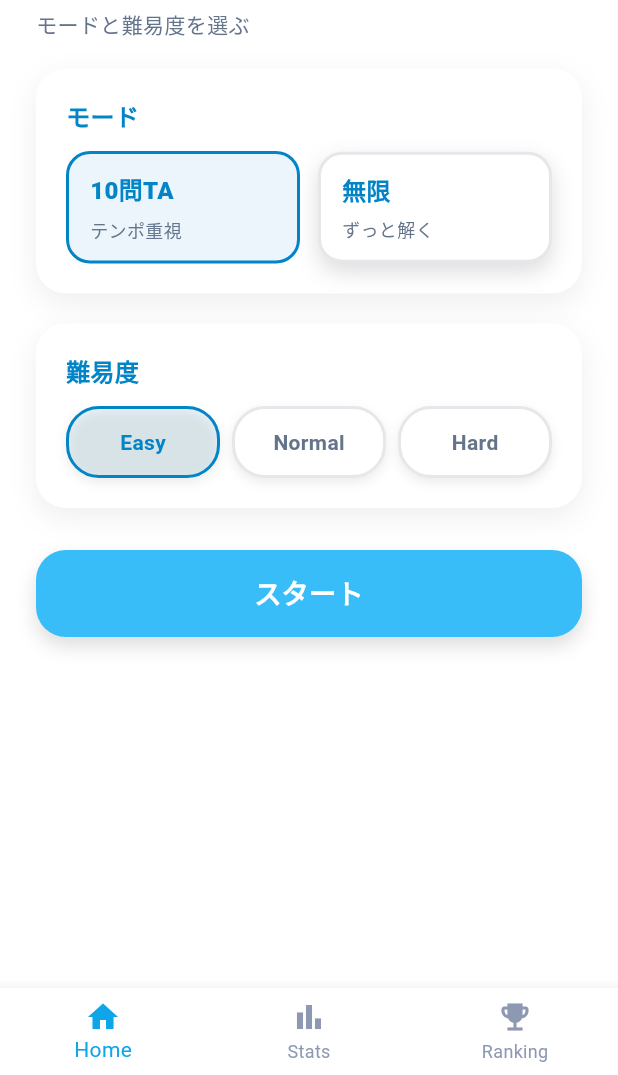
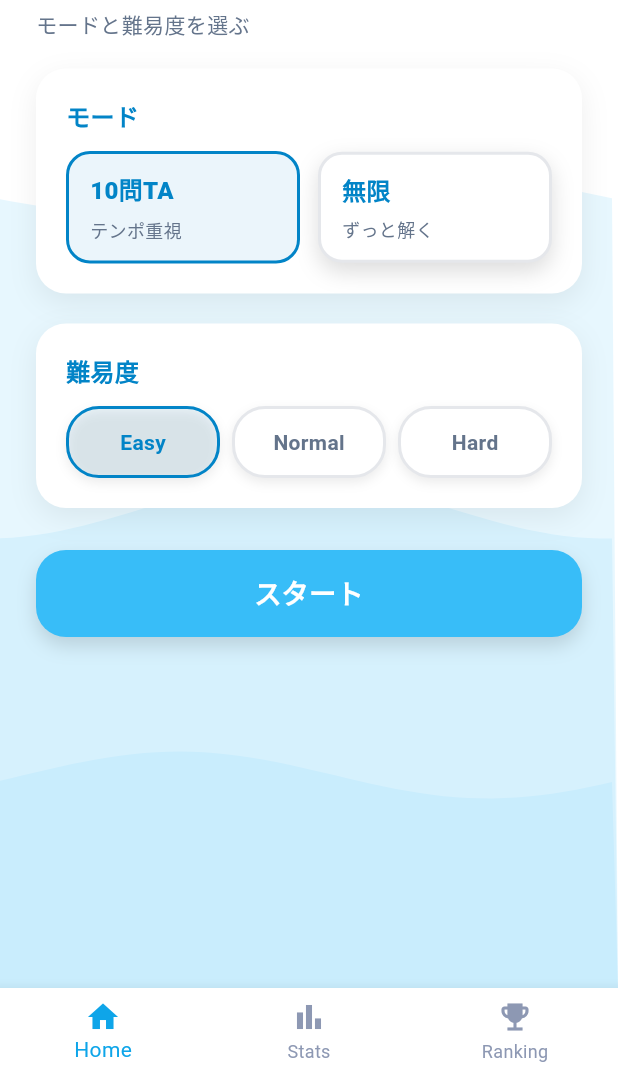
Before and after one commit to NiheiKeita/hitasura-information-app, a Flutter app: the screen it shows after launch, after a tap on "疑似コードの実行結果", on a phone screen of 412 x 824 dp, the part 161-1236 px from its top. Run offline on Flutter 3.47's test engine with Material 3 defaults, Android fonts, the phone set to English and light mode, and no system bars; our stand-ins replace flutter_dotenv, go_router, google_mobile_ads, shared_preferences; missing offline and left inert: widgetbook.

Commit message:
画像の調整

```diff
--- a/lib/features/calendar/presentation/calendar_presentation.dart
+++ b/lib/features/calendar/presentation/calendar_presentation.dart
@@ -2,6 +2,7 @@ import 'package:flutter/material.dart';
 
 import '../../../core/storage/stats_repository.dart';
 import '../../practice/domain/enums.dart';
+import '../../../widgets/wavy_background.dart';
 
 const _cBg = Color(0xFFFFFFFF);
 const _cMain = Color(0xFF0284C7);
@@ -55,6 +56,9 @@ class CalendarPresentation extends StatelessWidget {
                 ),
               ),
             ),
+          ),
+          const Positioned.fill(
+            child: WavyBackground(),
           ),
           ListView(
             padding: const EdgeInsets.symmetric(horizontal: 20, vertical: 16),
--- a/lib/features/home/presentation/home_presentation.dart
+++ b/lib/features/home/presentation/home_presentation.dart
@@ -1,13 +1,12 @@
 import 'package:flutter/material.dart';
 import 'package:flutter/services.dart';
 
-import '../../../widgets/bubbly_background.dart';
 import '../../../widgets/pressable_surface.dart';
+import '../../../widgets/wavy_background.dart';
 import '../../practice/domain/enums.dart';
 
 const _cBg = Color(0xFFFFFFFF);
 const _cMain = Color(0xFF0284C7);
-const _cAccent = Color(0xFF38BDF8);
 const _cGrayText = Color(0xFF64748B);
 const _cGrayBorder = Color(0xFFE5E7EB);
 
@@ -68,7 +67,9 @@ class HomePresentation extends StatelessWidget {
               ),
             ),
           ),
-          const Positioned.fill(child: BubblyBackground()),
+          const Positioned.fill(
+            child: WavyBackground(),
+          ),
           Positioned(
             top: -40,
             right: -30,
@@ -116,7 +117,7 @@ class HomePresentation extends StatelessWidget {
                         crossAxisAlignment: CrossAxisAlignment.start,
                         children: [
                           const Text(
-                            'ひたすら解く。ただそれだけ。',
+                            '考えずに、慣れろ。',
                             style: TextStyle(
                               fontSize: 20,
                               fontWeight: FontWeight.w800,
@@ -150,36 +151,41 @@ class HomePresentation extends StatelessWidget {
               _CategoryCard(
                 title: '疑似コードの実行結果',
                 description: '変数の最終値・出力を追う',
-                imagePath: 'assets/images/category/pseudocode.png',
+                imagePath: 'assets/images/code.png',
                 onTap: () => onSelectCategory(Category.pseudocodeExecution),
+                backgroundImagePath: 'assets/images/sand_bk.jpg',
               ),
               const SizedBox(height: 12),
               _CategoryCard(
                 title: 'if / for / while の処理追跡',
                 description: '分岐とループを読み解く',
-                imagePath: 'assets/images/category/control_flow.png',
+                imagePath: 'assets/images/loop.png',
                 onTap: () => onSelectCategory(Category.controlFlowTrace),
+                backgroundImagePath: 'assets/images/sand_bk.jpg',
               ),
               const SizedBox(height: 12),
               _CategoryCard(
                 title: '2進数→10進数',
                 description: '2進数を10進数に変換',
-                imagePath: 'assets/images/category/binary_bits.png',
+                imagePath: 'assets/images/2_to_10.png',
                 onTap: () => onSelectCategory(Category.binaryToDecimal),
+                backgroundImagePath: 'assets/images/sand_bk.jpg',
               ),
               const SizedBox(height: 12),
               _CategoryCard(
                 title: '10進数→2進数',
                 description: '10進数を2進数に変換',
-                imagePath: 'assets/images/category/binary_bits.png',
+                imagePath: 'assets/images/10_to_2.png',
                 onTap: () => onSelectCategory(Category.decimalToBinary),
+                backgroundImagePath: 'assets/images/sand_bk.jpg',
               ),
               const SizedBox(height: 12),
               _CategoryCard(
                 title: '2進数/10進数ミックス',
                 description: '変換がランダムに出題',
-                imagePath: 'assets/images/category/binary_bits.png',
+                imagePath: 'assets/images/2_and_10.png',
                 onTap: () => onSelectCategory(Category.binaryMixed),
+                backgroundImagePath: 'assets/images/sand_bk.jpg',
               ),
               const SizedBox(height: 32),
               Row(
@@ -214,12 +220,14 @@ class _CategoryCard extends StatelessWidget {
     required this.title,
     required this.description,
     this.imagePath,
+    this.backgroundImagePath,
     required this.onTap,
   });
 
   final String title;
   final String description;
   final String? imagePath;
+  final String? backgroundImagePath;
   final VoidCallback onTap;
 
   @override
@@ -232,6 +240,12 @@ class _CategoryCard extends StatelessWidget {
         color: _cBg,
         borderRadius: BorderRadius.circular(20),
         border: Border.all(color: _cGrayBorder),
+        image: backgroundImagePath != null
+            ? DecorationImage(
+                image: AssetImage(backgroundImagePath!),
+                fit: BoxFit.cover,
+              )
+            : null,
         boxShadow: [
           BoxShadow(
             color: const Color(0x14000000),
--- a/lib/features/intro/presentation/intro_presentation.dart
+++ b/lib/features/intro/presentation/intro_presentation.dart
@@ -1,5 +1,6 @@
 import 'package:flutter/material.dart';
 
+import '../../../widgets/wavy_background.dart';
 const _cBg = Color(0xFFFFFFFF);
 const _cMain = Color(0xFF0284C7);
 const _cGrayText = Color(0xFF64748B);
@@ -88,11 +89,18 @@ class IntroScaffold extends StatelessWidget {
         elevation: 0,
         surfaceTintColor: _cBg,
       ),
-      body: ListView.separated(
-        padding: const EdgeInsets.symmetric(horizontal: 24, vertical: 20),
-        itemCount: sections.length,
-        separatorBuilder: (_, __) => const SizedBox(height: 16),
-        itemBuilder: (_, index) => sections[index],
+      body: Stack(
+        children: [
+          const Positioned.fill(
+            child: WavyBackground(),
+          ),
+          ListView.separated(
+            padding: const EdgeInsets.symmetric(horizontal: 24, vertical: 20),
+            itemCount: sections.length,
+            separatorBuilder: (_, __) => const SizedBox(height: 16),
+            itemBuilder: (_, index) => sections[index],
+          ),
+        ],
       ),
     );
   }
--- a/lib/features/menu/presentation/menu_presentation.dart
+++ b/lib/features/menu/presentation/menu_presentation.dart
@@ -1,8 +1,8 @@
 import 'package:flutter/material.dart';
 import 'package:url_launcher/url_launcher.dart';
 
-import '../../../widgets/bubbly_background.dart';
 import '../../../widgets/pressable_surface.dart';
+import '../../../widgets/wavy_background.dart';
 
 const _cBg = Color(0xFFFFFFFF);
 const _cMain = Color(0xFF0284C7);
@@ -43,7 +43,7 @@ class MenuPresentation extends StatelessWidget {
       body: Stack(
         children: [
           const Positioned.fill(
-            child: BubblyBackground(),
+            child: WavyBackground(),
           ),
           ListView(
             padding: const EdgeInsets.symmetric(horizontal: 24, vertical: 20),
--- a/lib/features/mode_select/presentation/mode_select_presentation.dart
+++ b/lib/features/mode_select/presentation/mode_select_presentation.dart
@@ -2,6 +2,7 @@ import 'package:flutter/material.dart';
 
 import '../../practice/domain/enums.dart';
 import '../../../widgets/pressable_surface.dart';
+import '../../../widgets/wavy_background.dart';
 
 const _cBg = Color(0xFFFFFFFF);
 const _cMain = Color(0xFF0284C7);
@@ -44,7 +45,12 @@ class ModeSelectPresentation extends StatelessWidget {
         surfaceTintColor: _cBg,
         centerTitle: false,
       ),
-      body: ListView(
+      body: Stack(
+        children: [
+          const Positioned.fill(
+            child: WavyBackground(),
+          ),
+          ListView(
             padding: const EdgeInsets.symmetric(horizontal: 24, vertical: 20),
             children: [
               Text(
@@ -176,6 +182,8 @@ class ModeSelectPresentation extends StatelessWidget {
                 ),
               ),
               const SizedBox(height: 8),
+            ],
+          ),
         ],
       ),
     );
--- a/lib/features/practice/presentation/practice_presentation.dart
+++ b/lib/features/practice/presentation/practice_presentation.dart
@@ -5,6 +5,7 @@ import '../domain/answer_input.dart';
 import '../domain/enums.dart';
 import 'widgets/answer_fields.dart';
 import 'widgets/answer_keypad.dart';
+import '../../../widgets/wavy_background.dart';
 
 const _cBg = Color(0xFFFFFFFF);
 const _cMain = Color(0xFF0284C7);
@@ -122,6 +123,9 @@ class _PracticePresentationState extends State<PracticePresentation>
       ),
       body: Stack(
         children: [
+          const Positioned.fill(
+            child: WavyBackground(),
+          ),
           Column(
             children: [
               Padding(
--- a/lib/features/ranking/presentation/ranking_presentation.dart
+++ b/lib/features/ranking/presentation/ranking_presentation.dart
@@ -1,6 +1,6 @@
 import 'package:flutter/material.dart';
 
-import '../../../widgets/bubbly_background.dart';
+import '../../../widgets/wavy_background.dart';
 
 const _cBg = Color(0xFFFFFFFF);
 const _cMain = Color(0xFF0284C7);
@@ -47,7 +47,7 @@ class RankingPresentation extends StatelessWidget {
             ),
           ),
           const Positioned.fill(
-            child: BubblyBackground(),
+            child: WavyBackground(),
           ),
           Positioned(
             top: -30,
--- a/lib/features/result/presentation/result_presentation.dart
+++ b/lib/features/result/presentation/result_presentation.dart
@@ -3,6 +3,7 @@ import 'package:flutter/material.dart';
 import '../../practice/domain/enums.dart';
 import '../../practice/domain/problem.dart';
 import '../../../widgets/pressable_surface.dart';
+import '../../../widgets/wavy_background.dart';
 
 const _cBg = Color(0xFFFFFFFF);
 const _cMain = Color(0xFF0284C7);
@@ -44,6 +45,9 @@ class ResultPresentation extends StatelessWidget {
       ),
       body: Stack(
         children: [
+          const Positioned.fill(
+            child: WavyBackground(),
+          ),
           ListView(
             padding: EdgeInsets.fromLTRB(
               24,
--- a/lib/features/stats/presentation/stats_presentation.dart
+++ b/lib/features/stats/presentation/stats_presentation.dart
@@ -2,8 +2,8 @@ import 'package:flutter/material.dart';
 
 import '../../../core/storage/stats_repository.dart';
 import '../../practice/domain/enums.dart';
-import '../../../widgets/bubbly_background.dart';
 import '../../../widgets/pressable_surface.dart';
+import '../../../widgets/wavy_background.dart';
 
 const _cBg = Color(0xFFFFFFFF);
 const _cMain = Color(0xFF0284C7);
@@ -60,7 +60,7 @@ class StatsPresentation extends StatelessWidget {
             ),
           ),
           const Positioned.fill(
-            child: BubblyBackground(),
+            child: WavyBackground(),
           ),
           Positioned(
             top: -30,
--- /dev/null
+++ b/lib/widgets/wavy_background.dart
@@ -0,0 +1,123 @@
+import 'dart:math' as math;
+
+import 'package:flutter/material.dart';
+
+class WavyBackground extends StatefulWidget {
+  const WavyBackground({
+    super.key,
+    this.waveColor = const Color(0xFF38BDF8),
+  });
+
+  final Color waveColor;
+
+  @override
+  State<WavyBackground> createState() => _WavyBackgroundState();
+}
+
+class _WavyBackgroundState extends State<WavyBackground>
+    with SingleTickerProviderStateMixin {
+  late final AnimationController _controller;
+
+  @override
+  void initState() {
+    super.initState();
+    _controller = AnimationController(
+      vsync: this,
+      duration: const Duration(seconds: 14),
+    )..repeat();
+  }
+
+  @override
+  void dispose() {
+    _controller.dispose();
+    super.dispose();
+  }
+
+  @override
+  Widget build(BuildContext context) {
+    return IgnorePointer(
+      child: AnimatedBuilder(
+        animation: _controller,
+        builder: (context, child) {
+          return CustomPaint(
+            painter: _WavePainter(
+              progress: _controller.value,
+              waveColor: widget.waveColor,
+            ),
+            size: Size.infinite,
+          );
+        },
+      ),
+    );
+  }
+}
+
+class _WavePainter extends CustomPainter {
+  _WavePainter({
+    required this.progress,
+    required this.waveColor,
+  });
+
+  final double progress;
+  final Color waveColor;
+
+  @override
+  void paint(Canvas canvas, Size size) {
+    if (size.isEmpty) {
+      return;
+    }
+
+    _drawWave(
+      canvas,
+      size,
+      phase: progress * math.pi * 2,
+      amplitude: size.height * 0.02,
+      baseHeight: size.height * 0.25,
+      color: waveColor.withValues(alpha: 0.12),
+    );
+    _drawWave(
+      canvas,
+      size,
+      phase: progress * math.pi * 2 + 1.2,
+      amplitude: size.height * 0.028,
+      baseHeight: size.height * 0.55,
+      color: waveColor.withValues(alpha: 0.10),
+    );
+    _drawWave(
+      canvas,
+      size,
+      phase: progress * math.pi * 2 + 2.4,
+      amplitude: size.height * 0.022,
+      baseHeight: size.height * 0.8,
+      color: waveColor.withValues(alpha: 0.08),
+    );
+  }
+
+  void _drawWave(
+    Canvas canvas,
+    Size size, {
+    required double phase,
+    required double amplitude,
+    required double baseHeight,
+    required Color color,
+  }) {
+    final path = Path()..moveTo(0, baseHeight);
+    final width = size.width;
+    for (double x = 0; x <= width; x += 8) {
+      final y = baseHeight + math.sin((x / width * 2 * math.pi) + phase) * amplitude;
+      path.lineTo(x, y);
+    }
+    path.lineTo(width, size.height);
+    path.lineTo(0, size.height);
+    path.close();
+
+    final paint = Paint()..color = color;
+    canvas.drawPath(path, paint);
+  }
+
+  @override
+  bool shouldRepaint(covariant _WavePainter oldDelegate) {
+    return oldDelegate.progress != progress ||
+        oldDelegate.waveColor != waveColor;
+  }
+}
```
Also changed, not shown: assets/images/10_to_2.png (added), assets/images/2_and_10.png (added), assets/images/2_to_10.png (added), assets/images/code.png (added), assets/images/loop.png (added), assets/images/sand_bk.jpg (added), 4 other files. Lines whose indentation alone changed are shown as unchanged.
